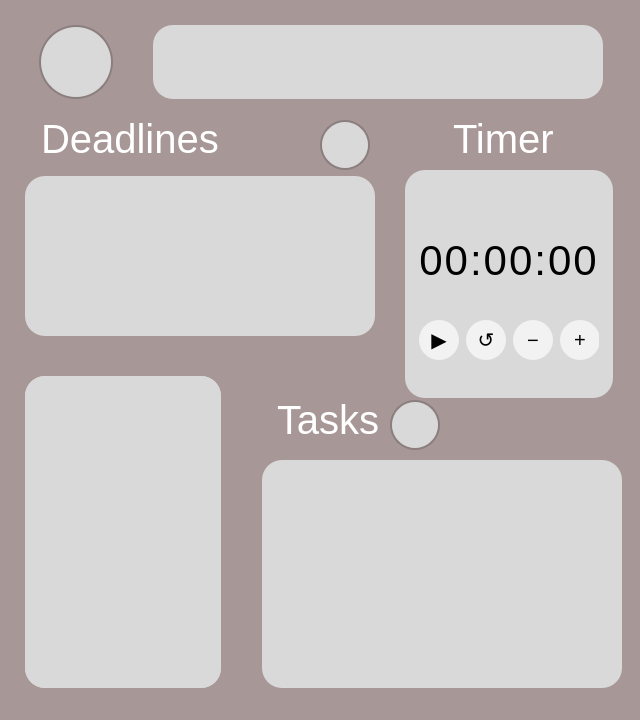
First picture: the form in grape/src/dashboard/dashboard.ui, repository rotat1ck/grape, before the edit.
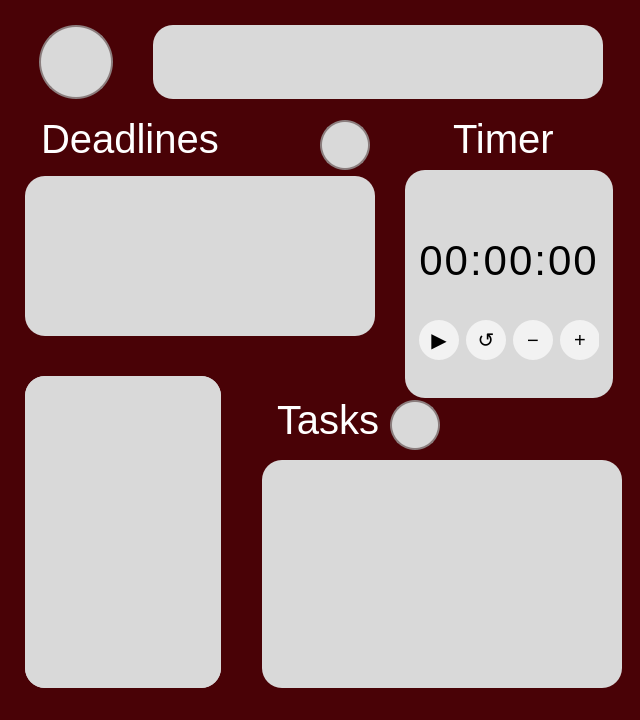
Second picture: the form after the edit. Icons and pictures are not drawn.

Commit message: Изменения дизайна, опять

```diff
--- a/grape/src/dashboard/dashboard.ui
+++ b/grape/src/dashboard/dashboard.ui
@@ -47,7 +47,7 @@
       </sizepolicy>
      </property>
      <property name="styleSheet">
-      <string notr="true">background-color: #A89797;</string>
+      <string notr="true">background-color: #490206;</string>
      </property>
      <widget class="QTextBrowser" name="AueWordsBox">
       <property name="geometry">
```
The commit also changes 4 other files.
